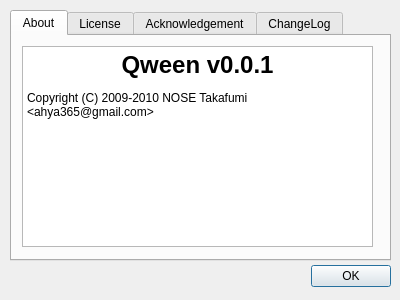
Above: aboutdialog.ui from plus7/Qween before the change. Below: the same form after it.
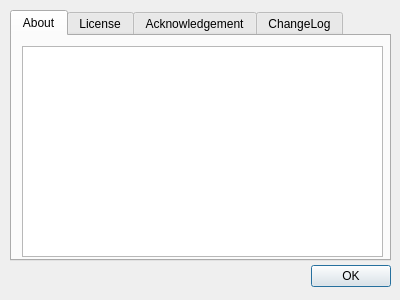
That is the form after the change. Icons and pictures are not drawn.

Commit message: View git commit ID in the about dialog

```diff
--- a/aboutdialog.ui
+++ b/aboutdialog.ui
@@ -45,24 +45,15 @@
     <attribute name="title">
      <string>About</string>
     </attribute>
-    <widget class="QTextEdit" name="textEdit_4">
+    <widget class="QTextBrowser" name="textBrowser_about">
      <property name="geometry">
       <rect>
        <x>10</x>
        <y>10</y>
-       <width>351</width>
-       <height>201</height>
+       <width>361</width>
+       <height>211</height>
       </rect>
      </property>
-     <property name="html">
-      <string>&lt;!DOCTYPE HTML PUBLIC &quot;-//W3C//DTD HTML 4.0//EN&quot; &quot;http://www.w3.org/TR/REC-html40/strict.dtd&quot;&gt;
-&lt;html&gt;&lt;head&gt;&lt;meta name=&quot;qrichtext&quot; content=&quot;1&quot; /&gt;&lt;style type=&quot;text/css&quot;&gt;
-p, li { white-space: pre-wrap; }
-&lt;/style&gt;&lt;/head&gt;&lt;body style=&quot; font-family:'MS UI Gothic'; font-size:9pt; font-weight:400; font-style:normal;&quot;&gt;
-&lt;p align=&quot;center&quot; style=&quot; margin-top:0px; margin-bottom:0px; margin-left:0px; margin-right:0px; -qt-block-indent:0; text-indent:0px;&quot;&gt;&lt;img src=&quot;:/res/qween_icon.png&quot; width=&quot;128&quot; height=&quot;128&quot; /&gt;&lt;/p&gt;
-&lt;p align=&quot;center&quot; style=&quot; margin-top:18px; margin-bottom:12px; margin-left:0px; margin-right:0px; -qt-block-indent:0; text-indent:0px;&quot;&gt;&lt;span style=&quot; font-size:xx-large; font-weight:600;&quot;&gt;Qween v0.0.1&lt;/span&gt;&lt;/p&gt;
-&lt;p style=&quot; margin-top:0px; margin-bottom:0px; margin-left:0px; margin-right:0px; -qt-block-indent:0; text-indent:0px;&quot;&gt;Copyright (C) 2009-2010 NOSE Takafumi &amp;lt;ahya365@gmail.com&amp;gt;&lt;/p&gt;&lt;/body&gt;&lt;/html&gt;</string>
-     </property>
     </widget>
    </widget>
    <widget class="QWidget" name="tab_2">
```
The commit also changes 2 other files.
